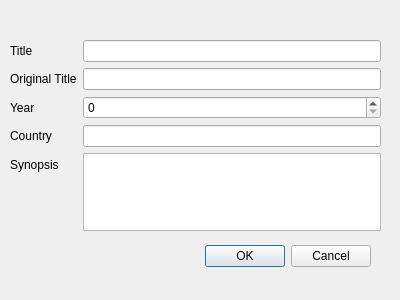
This is src/MetadataWindow.ui in ochurlaud/macaw-movies as Qt 5 draws it before an edit. The edited form follows.
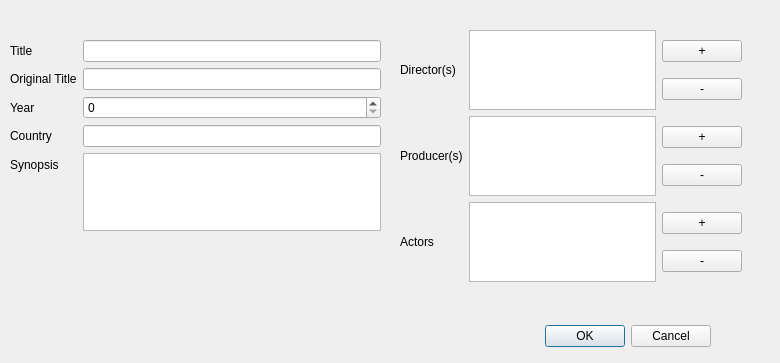
This is the edited form.

The edit to the form file:
```diff
--- a/src/MetadataWindow.ui
+++ b/src/MetadataWindow.ui
@@ -6,8 +6,8 @@
    <rect>
     <x>0</x>
     <y>0</y>
-    <width>400</width>
-    <height>300</height>
+    <width>780</width>
+    <height>363</height>
    </rect>
   </property>
   <property name="windowTitle">
@@ -16,9 +16,9 @@
   <widget class="QDialogButtonBox" name="buttonBox">
    <property name="geometry">
     <rect>
-     <x>30</x>
-     <y>240</y>
-     <width>341</width>
+     <x>180</x>
+     <y>320</y>
+     <width>531</width>
      <height>32</height>
     </rect>
    </property>
@@ -98,6 +98,102 @@
     </item>
    </layout>
   </widget>
+  <widget class="QWidget" name="gridLayoutWidget">
+   <property name="geometry">
+    <rect>
+     <x>400</x>
+     <y>30</y>
+     <width>342</width>
+     <height>252</height>
+    </rect>
+   </property>
+   <layout class="QGridLayout" name="gridLayout">
+    <item row="1" column="0">
+     <widget class="QLabel" name="producersLabel">
+      <property name="text">
+       <string>Producer(s)</string>
+      </property>
+     </widget>
+    </item>
+    <item row="2" column="0">
+     <widget class="QLabel" name="actorsLabel">
+      <property name="text">
+       <string>Actors</string>
+      </property>
+     </widget>
+    </item>
+    <item row="1" column="1">
+     <widget class="QListWidget" name="producersWidget"/>
+    </item>
+    <item row="0" column="1">
+     <widget class="QListWidget" name="directorsWidget"/>
+    </item>
+    <item row="0" column="0">
+     <widget class="QLabel" name="directorsLabel">
+      <property name="text">
+       <string>Director(s)</string>
+      </property>
+     </widget>
+    </item>
+    <item row="1" column="2">
+     <layout class="QVBoxLayout" name="producersBtn">
+      <item>
+       <widget class="QPushButton" name="addProducerButton">
+        <property name="text">
+         <string>+</string>
+        </property>
+       </widget>
+      </item>
+      <item>
+       <widget class="QPushButton" name="delProducerButton">
+        <property name="text">
+         <string>-</string>
+        </property>
+       </widget>
+      </item>
+     </layout>
+    </item>
+    <item row="0" column="2">
+     <layout class="QVBoxLayout" name="directorBtns">
+      <item>
+       <widget class="QPushButton" name="addDirectorButton">
+        <property name="text">
+         <string>+</string>
+        </property>
+       </widget>
+      </item>
+      <item>
+       <widget class="QPushButton" name="delDirectorButton">
+        <property name="text">
+         <string>-</string>
+        </property>
+       </widget>
+      </item>
+     </layout>
+    </item>
+    <item row="2" column="2">
+     <layout class="QVBoxLayout" name="actorsBtn">
+      <item>
+       <widget class="QPushButton" name="addActorButton">
+        <property name="text">
+         <string>+</string>
+        </property>
+       </widget>
+      </item>
+      <item>
+       <widget class="QPushButton" name="delActorButton">
+        <property name="text">
+         <string>-</string>
+        </property>
+       </widget>
+      </item>
+     </layout>
+    </item>
+    <item row="2" column="1">
+     <widget class="QListWidget" name="actorsWidget"/>
+    </item>
+   </layout>
+  </widget>
  </widget>
  <resources/>
  <connections>
```
